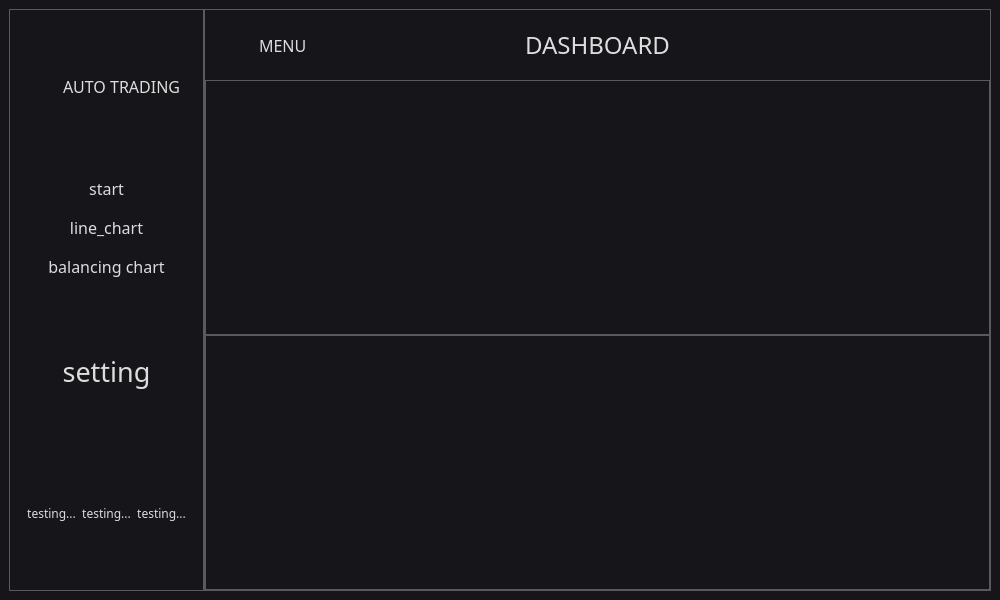
Before: the Qt Designer form ui_resource/mainWindow.ui in You-MyeongHan/binance-auto-trading-client, drawn with Qt 5.
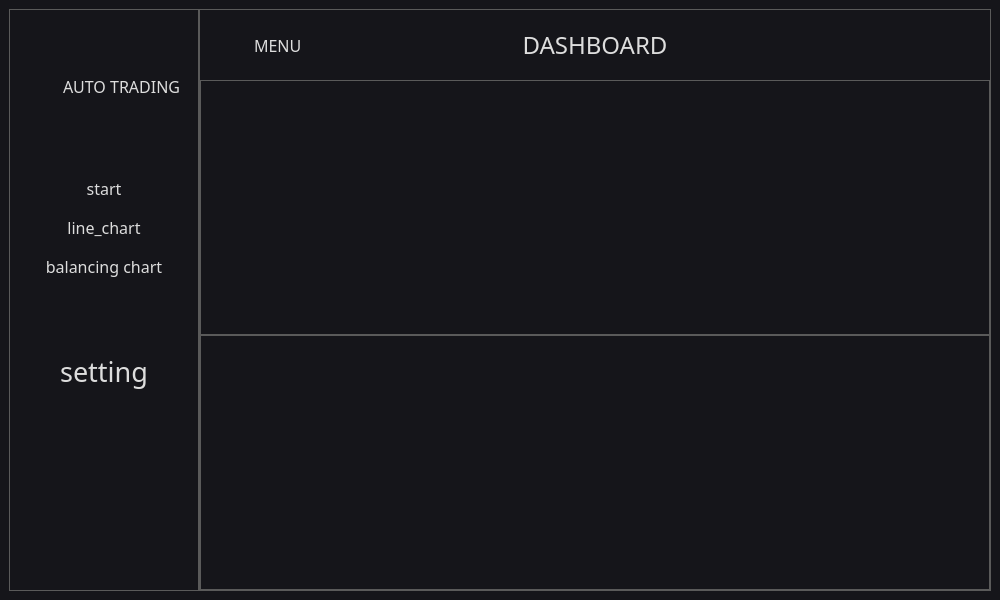
After: the same form once the commit is applied. Icons and pictures are not drawn. Custom widgets are drawn as their Qt base class.

Commit message: add balance widget

What changed in the file:
```diff
--- a/ui_resource/mainWindow.ui
+++ b/ui_resource/mainWindow.ui
@@ -482,26 +482,23 @@
           <enum>QFrame::Raised</enum>
          </property>
          <layout class="QHBoxLayout" name="horizontalLayout_4">
+          <property name="spacing">
+           <number>0</number>
+          </property>
+          <property name="leftMargin">
+           <number>0</number>
+          </property>
+          <property name="topMargin">
+           <number>0</number>
+          </property>
+          <property name="rightMargin">
+           <number>0</number>
+          </property>
+          <property name="bottomMargin">
+           <number>0</number>
+          </property>
           <item>
-           <widget class="QPushButton" name="pushButton_5">
-            <property name="text">
-             <string>testing...</string>
-            </property>
-           </widget>
-          </item>
-          <item>
-           <widget class="QPushButton" name="pushButton_6">
-            <property name="text">
-             <string>testing...</string>
-            </property>
-           </widget>
-          </item>
-          <item>
-           <widget class="QPushButton" name="pushButton_7">
-            <property name="text">
-             <string>testing...</string>
-            </property>
-           </widget>
+           <widget class="BalanceWidget" name="widget_2" native="true"/>
           </item>
          </layout>
         </widget>
@@ -798,6 +795,12 @@
    <header>chart</header>
    <container>1</container>
   </customwidget>
+  <customwidget>
+   <class>BalanceWidget</class>
+   <extends>QWidget</extends>
+   <header>balance_price</header>
+   <container>1</container>
+  </customwidget>
  </customwidgets>
  <resources>
   <include location="../icon/resources.qrc"/>
```
The commit also changes 5 other files.
